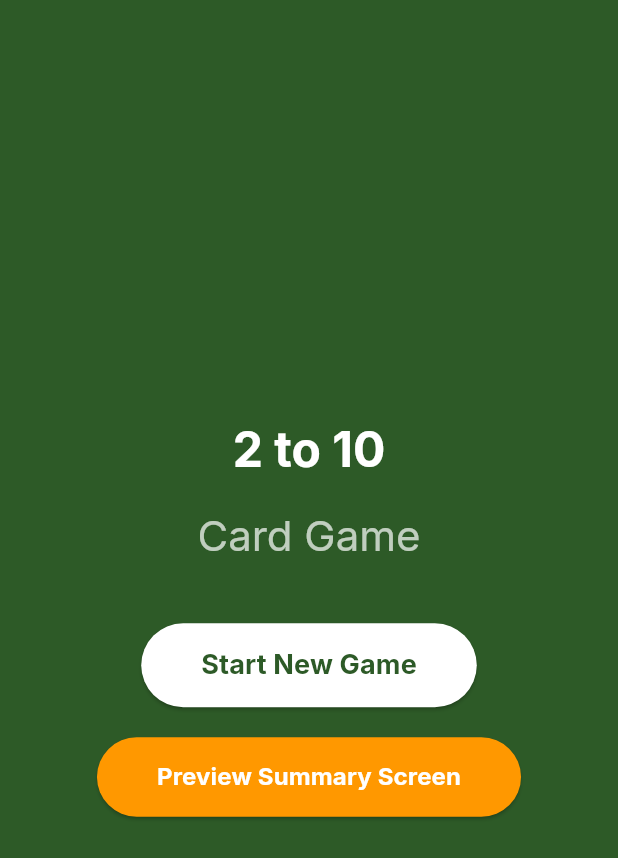
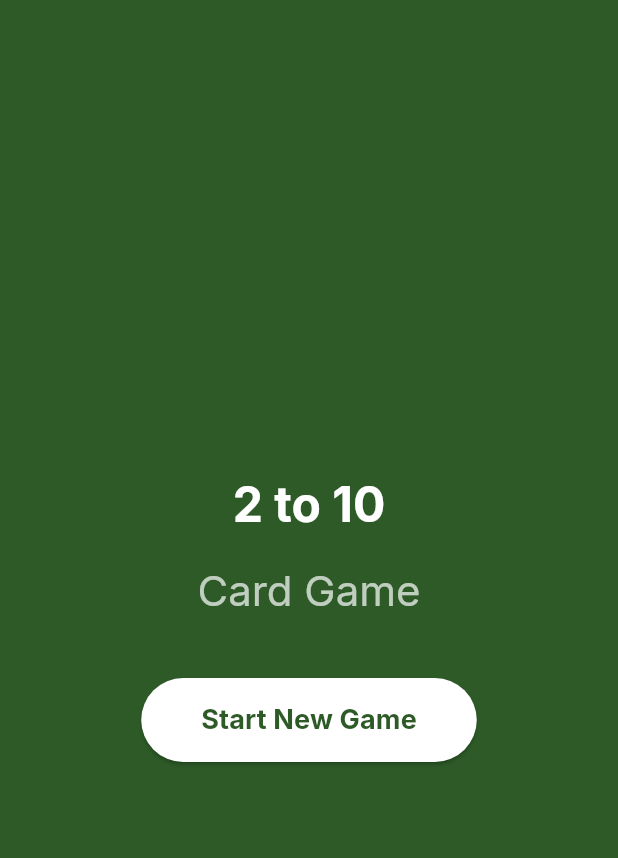
Before and after one commit to AungMyoKyaw4198/2to10_game, a Flutter app: the screen it shows after launch, on a phone screen of 412 x 824 dp. Shown: the top 858 px of the screen. Run offline on Flutter 3.47's test engine with Material 3 defaults, Android fonts, the phone set to English and light mode, and no system bars; our stand-ins replace confetti, google_fonts.

Commit message:
Hide Ranking preview screen

```diff
--- a/two_to_ten/lib/screens/game_screen.dart
+++ b/two_to_ten/lib/screens/game_screen.dart
@@ -141,19 +141,19 @@ class _GameScreenState extends State<GameScreen> {
               style: TextStyle(fontSize: 18, fontWeight: FontWeight.bold),
             ),
           ),
-          const SizedBox(height: 20),
-          ElevatedButton(
-            onPressed: () => _showGameCompletePreview(context),
-            style: ElevatedButton.styleFrom(
-              backgroundColor: Colors.orange,
-              foregroundColor: Colors.white,
-              padding: const EdgeInsets.symmetric(horizontal: 40, vertical: 15),
-            ),
-            child: const Text(
-              'Preview Summary Screen',
-              style: TextStyle(fontSize: 16, fontWeight: FontWeight.bold),
-            ),
-          ),
+          // const SizedBox(height: 20),
+          // ElevatedButton(
+          //   onPressed: () => _showGameCompletePreview(context),
+          //   style: ElevatedButton.styleFrom(
+          //     backgroundColor: Colors.orange,
+          //     foregroundColor: Colors.white,
+          //     padding: const EdgeInsets.symmetric(horizontal: 40, vertical: 15),
+          //   ),
+          //   child: const Text(
+          //     'Preview Summary Screen',
+          //     style: TextStyle(fontSize: 16, fontWeight: FontWeight.bold),
+          //   ),
+          // ),
         ],
       ),
     );
```
